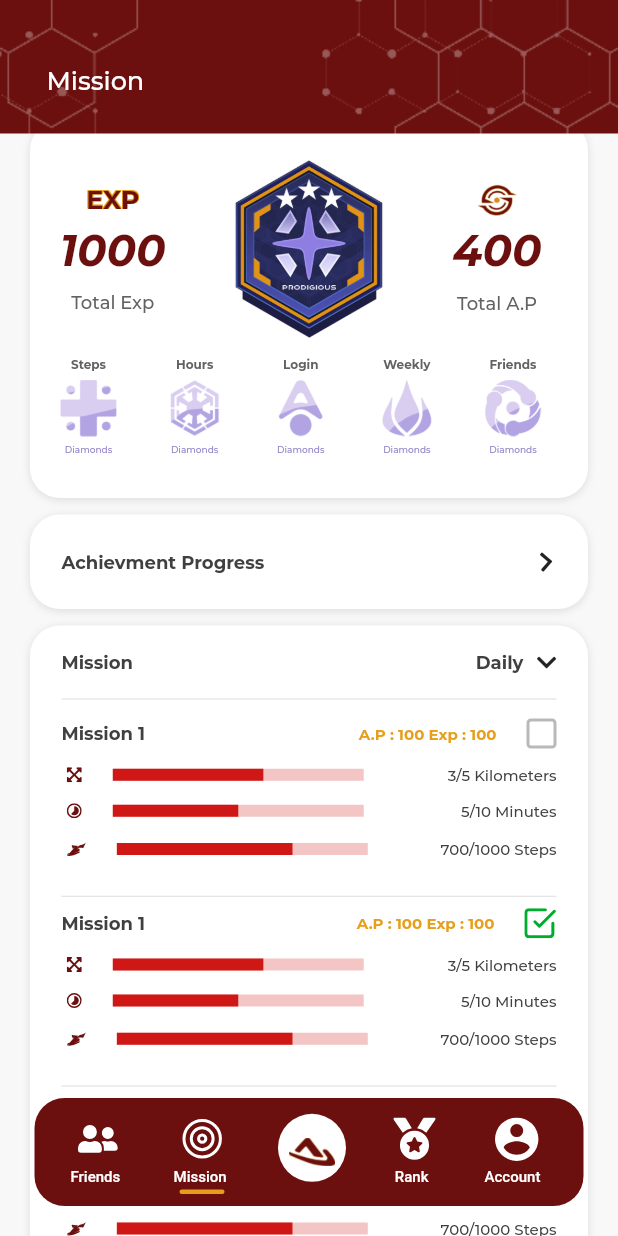
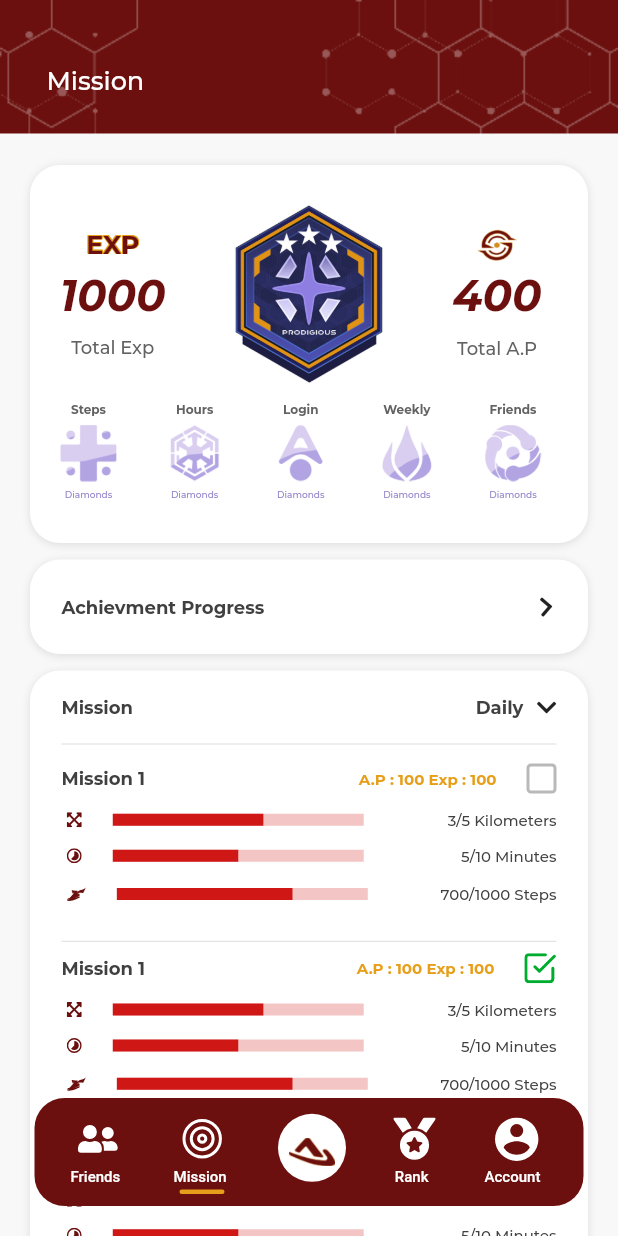
Before and after one commit to derisdev/altshue, a Flutter app: the MissionView screen opened by its route, on a phone screen of 412 x 824 dp. Run offline on Flutter 3.47's test engine with Material 2 defaults, Android fonts, the light colour scheme and no system bars; drawn by our look-alikes of percent_indicator; our stand-ins replace battery, flutter_feather_icons, flutter_svg, fluttertoast, font_awesome_flutter, get and 1 more; missing offline and left inert: battery_indicator, clipboard.

Commit message:
bug fixes

```diff
--- a/lib/app/modules/mission/views/mission_view.dart
+++ b/lib/app/modules/mission/views/mission_view.dart
@@ -19,9 +19,8 @@ class MissionView extends GetView<MissionController> {
         body: Stack(
           children: [
             ListView(
-              padding: EdgeInsets.only(bottom: 150),
+              padding: EdgeInsets.only(bottom: 150, top: 90),
               children: [
-                SizedBox(height: 60),
                 CurrentMission(),
                 SizedBox(height: 11),
                 AchievmentProgress(),
--- a/lib/app/modules/redeem_history/views/components/history_redeem_item.dart
+++ b/lib/app/modules/redeem_history/views/components/history_redeem_item.dart
@@ -29,7 +29,8 @@ class HistoryReedemItem extends StatelessWidget {
             child: Material(
               color: Colors.transparent,
               child: InkWell(
-                onTap: () => Get.toNamed(Routes.REEDEM_DETAIL),
+                onTap: () => Get.toNamed(Routes.REEDEM_DETAIL,
+                    arguments: {'is_from_histori': 'true'}),
                 child: Padding(
                   padding: EdgeInsets.symmetric(horizontal: 19, vertical: 25),
                   child: Builder(builder: (context) {
```
Also changed, not shown: lib/app/modules/reedem/controllers/reedem_controller.dart (+1 -18 lines), lib/app/modules/reedem_detail/views/reedem_detail_view.dart (+8 -1 lines).
